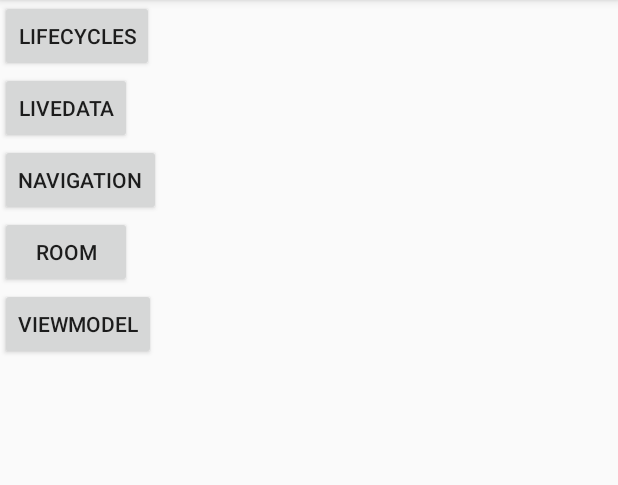
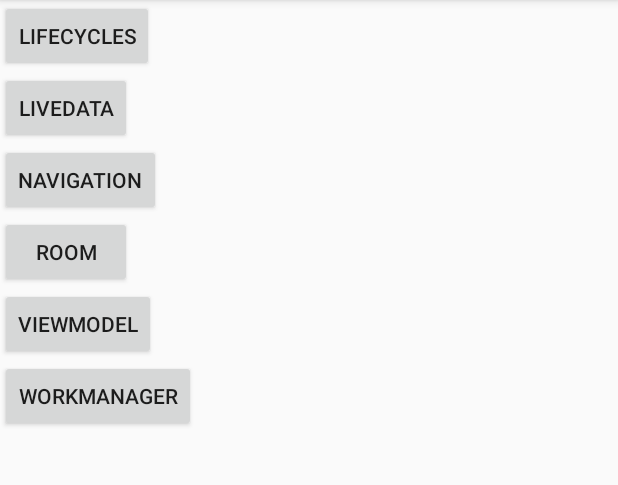
Before and after one commit to huangyuanlove/JetpackSimple, an Android app: the screen it shows after launch (MainActivity), on a phone screen of 412 x 824 dp, the part 84-569 px from its top. Run offline under Robolectric (Android 15) with nearby library versions, the phone set to English and light mode, and no system bars; our stand-ins replace data binding.

Commit message:
workmanager

```diff
--- a/app/src/main/java/com/huangyuanlove/androidjetpack/MainActivity.java
+++ b/app/src/main/java/com/huangyuanlove/androidjetpack/MainActivity.java
@@ -12,6 +12,7 @@
 import com.huangyuanlove.androidjetpack.architecture.navigation.NavigationActivity;
 import com.huangyuanlove.androidjetpack.architecture.room.RoomActivity;
 import com.huangyuanlove.androidjetpack.architecture.viewmodel.ViewModelActivity;
+import com.huangyuanlove.androidjetpack.architecture.workmanager.WorkManagerActivity;
 import com.huangyuanlove.androidjetpack.databinding.ActivityMainBinding;
 
 public class MainActivity extends AppCompatActivity implements View.OnClickListener {
@@ -27,6 +28,7 @@
         binding.navigation.setOnClickListener(this);
         binding.room.setOnClickListener(this);
         binding.viewmodel.setOnClickListener(this);
+        binding.workManager.setOnClickListener(this);
 
 
 
@@ -51,6 +53,9 @@
             case R.id.viewmodel:
                 startActivity(new Intent(MainActivity.this, ViewModelActivity.class));
                 break;
+            case R.id.workManager:
+                startActivity(new Intent(MainActivity.this, WorkManagerActivity.class));
+                break;
             default:
                 break;
         }
--- a/app/src/main/res/layout/activity_main.xml
+++ b/app/src/main/res/layout/activity_main.xml
@@ -37,6 +37,11 @@
             android:layout_width="wrap_content"
             android:layout_height="wrap_content"
             android:text="viewmodel" />
+        <androidx.appcompat.widget.AppCompatButton
+            android:id="@+id/workManager"
+            android:layout_width="wrap_content"
+            android:layout_height="wrap_content"
+            android:text="workManager" />
 
     </LinearLayout>
 
```
Also changed, not shown: app/src/main/java/com/huangyuanlove/androidjetpack/architecture/workmanager/UploadWorker.java (+10 -1 lines), app/src/main/java/com/huangyuanlove/androidjetpack/architecture/workmanager/WorkManagerActivity.java (+37 -2 lines).
